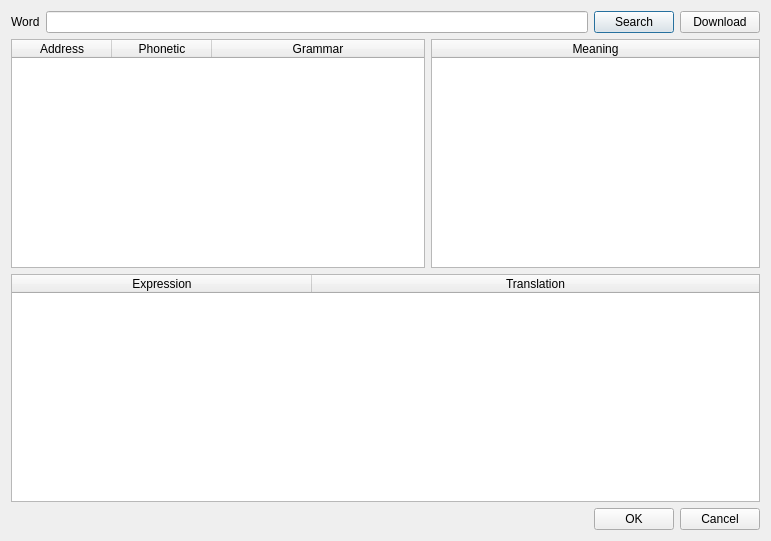
The window that usage.ui (kellyjf/larousse) describes before a commit, drawn with Qt 5.
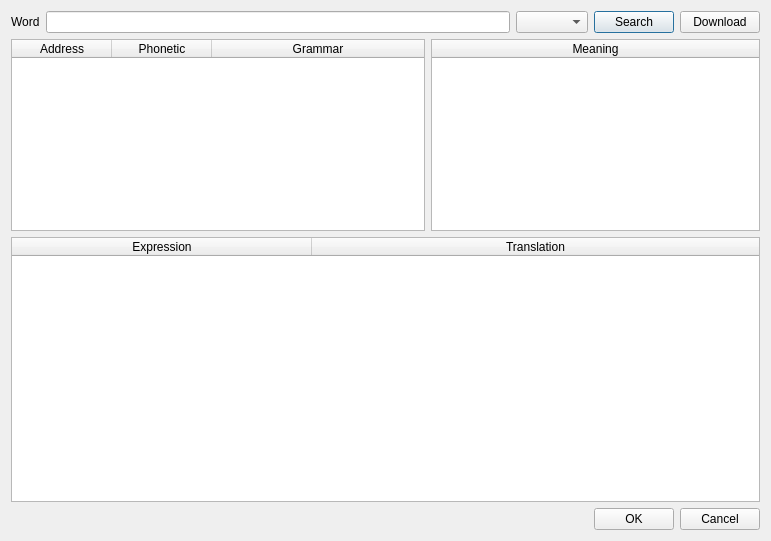
The same window after the commit.

Patch:
```diff
--- a/usage.ui
+++ b/usage.ui
@@ -10,6 +10,12 @@
     <height>541</height>
    </rect>
   </property>
+  <property name="sizePolicy">
+   <sizepolicy hsizetype="Preferred" vsizetype="Expanding">
+    <horstretch>0</horstretch>
+    <verstretch>0</verstretch>
+   </sizepolicy>
+  </property>
   <property name="windowTitle">
    <string>Usages</string>
   </property>
@@ -26,6 +32,9 @@
      <item>
       <widget class="QLineEdit" name="wordLine"/>
      </item>
+     <item>
+      <widget class="QComboBox" name="grammarCombo"/>
+     </item>
      <item>
       <widget class="QPushButton" name="searchButton">
        <property name="text">
@@ -46,7 +55,7 @@
     </layout>
    </item>
    <item>
-    <layout class="QHBoxLayout" name="horizontalLayout">
+    <layout class="QHBoxLayout" name="horizontalLayout" stretch="0,0">
      <item>
       <widget class="QTableWidget" name="usageTable">
        <property name="sizeAdjustPolicy">
@@ -86,6 +95,12 @@
      </item>
      <item>
       <widget class="QTableWidget" name="meaningTable">
+       <property name="sizePolicy">
+        <sizepolicy hsizetype="Expanding" vsizetype="Expanding">
+         <horstretch>0</horstretch>
+         <verstretch>1</verstretch>
+        </sizepolicy>
+       </property>
        <property name="editTriggers">
         <set>QAbstractItemView::NoEditTriggers</set>
        </property>
@@ -112,6 +127,18 @@
    </item>
    <item>
     <widget class="QTableWidget" name="exampleTable">
+     <property name="sizePolicy">
+      <sizepolicy hsizetype="Expanding" vsizetype="Expanding">
+       <horstretch>0</horstretch>
+       <verstretch>3</verstretch>
+      </sizepolicy>
+     </property>
+     <property name="minimumSize">
+      <size>
+       <width>0</width>
+       <height>200</height>
+      </size>
+     </property>
      <property name="sizeAdjustPolicy">
       <enum>QAbstractScrollArea::AdjustToContents</enum>
      </property>
@@ -136,6 +163,12 @@
      <attribute name="horizontalHeaderStretchLastSection">
       <bool>true</bool>
      </attribute>
+     <attribute name="verticalHeaderCascadingSectionResizes">
+      <bool>true</bool>
+     </attribute>
+     <attribute name="verticalHeaderStretchLastSection">
+      <bool>false</bool>
+     </attribute>
      <column>
       <property name="text">
        <string>Expression</string>
```
Left out of the diff: 6 changed lines with no effect on the pictures.
